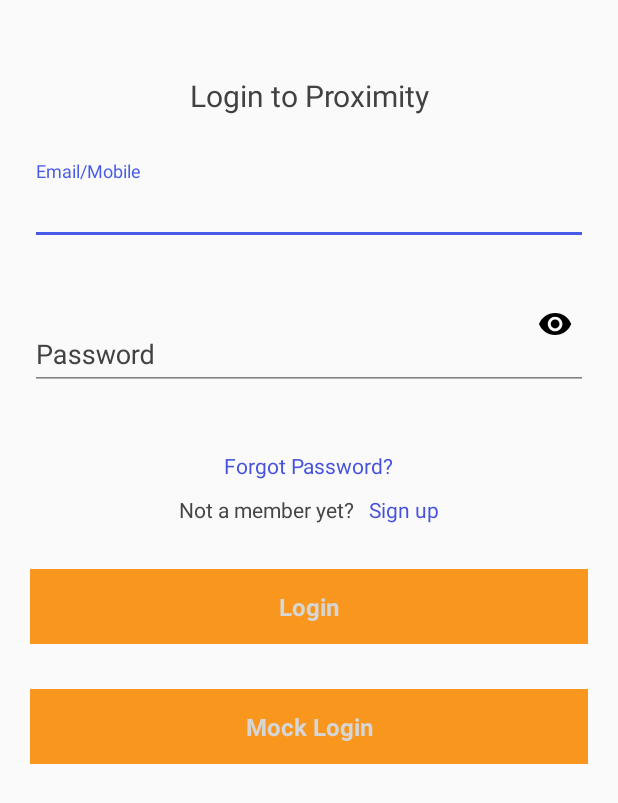
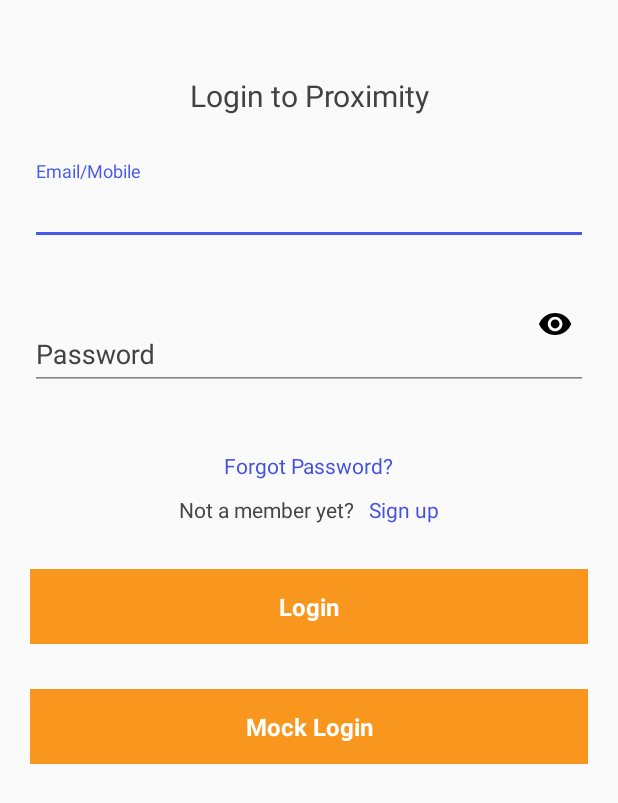
Before and after one commit to brewideas/user-prox, an Android app: the screen it shows after launch (AuthActivity), after a tap on "Login", on a phone screen of 412 x 824 dp. Shown: the top 803 px of the screen. Run offline under Robolectric (Android 15) with nearby library versions, the phone set to English and light mode, and no system bars; 1 other tap on this screen came first.

Commit message:
Removing build err

```diff
--- a/app/src/main/res/layout/activity_add_guest.xml
+++ b/app/src/main/res/layout/activity_add_guest.xml
@@ -40,7 +40,7 @@
                     android:layout_toRightOf="@id/back_btn"
                     android:padding="10dp"
                     android:text="@string/add_guest"
-                    android:textColor="@color/white"
+                    android:textColor="@color/textColor"
                     android:textSize="18sp"
                     android:textStyle="bold" />
             </RelativeLayout>
--- a/app/src/main/res/layout/activity_guest_list.xml
+++ b/app/src/main/res/layout/activity_guest_list.xml
@@ -38,7 +38,7 @@
                     android:layout_toRightOf="@id/back_btn"
                     android:padding="10dp"
                     android:text="@string/guest_list"
-                    android:textColor="@color/white"
+                    android:textColor="@color/textColor"
                     android:textSize="18sp"
                     android:textStyle="bold" />
             </RelativeLayout>
--- a/app/src/main/res/layout/add_parking_bottom_sheet.xml
+++ b/app/src/main/res/layout/add_parking_bottom_sheet.xml
@@ -205,7 +205,7 @@
         android:background="@color/buttonColor"
         android:gravity="center"
         android:text="@string/proceed"
-        android:textColor="@color/white"
+        android:textColor="@color/textColor"
         android:textSize="@dimen/font_size"
         android:textStyle="bold" />
 
--- a/app/src/main/res/layout/forgot_password_fragment.xml
+++ b/app/src/main/res/layout/forgot_password_fragment.xml
@@ -55,7 +55,7 @@
         android:background="@color/buttonColor"
         android:gravity="center"
         android:text="@string/submit"
-        android:textColor="@color/white"
+        android:textColor="@color/textColor"
         android:textSize="@dimen/font_size"
         android:textStyle="bold" />
 </LinearLayout>
--- a/app/src/main/res/layout/login_fragment.xml
+++ b/app/src/main/res/layout/login_fragment.xml
@@ -109,7 +109,7 @@
         android:background="@color/buttonColor"
         android:gravity="center"
         android:text="@string/login"
-        android:textColor="@color/white"
+        android:textColor="@color/textColor"
         android:textSize="@dimen/font_size"
         android:textStyle="bold" />
 
@@ -124,7 +124,7 @@
         android:background="@color/buttonColor"
         android:gravity="center"
         android:text="@string/mock_login"
-        android:textColor="@color/white"
+        android:textColor="@color/textColor"
         android:textSize="16sp"
         android:textStyle="bold" />
 
--- a/app/src/main/res/layout/show_qr_activity.xml
+++ b/app/src/main/res/layout/show_qr_activity.xml
@@ -2,7 +2,7 @@
 <LinearLayout xmlns:android="http://schemas.android.com/apk/res/android"
     android:layout_width="match_parent"
     android:layout_height="match_parent"
-    android:background="@android:color/white"
+    android:background="@color/textColor"
     android:orientation="vertical">
 
     <android.support.v7.widget.Toolbar
--- a/app/src/main/res/values/styles.xml
+++ b/app/src/main/res/values/styles.xml
@@ -3,7 +3,7 @@
     <!-- Base application theme. -->
     <style name="AppTheme" parent="Theme.AppCompat.Light.NoActionBar">
         <!-- Customize your theme here. -->
-        <item name="android:windowBackground">@color/white</item>
+        <item name="android:windowBackground">@color/textColor</item>
         <item name="colorPrimary">@color/colorPrimary</item>
         <item name="colorPrimaryDark">@color/colorPrimaryDark</item>
         <item name="colorAccent">@color/colorAccent</item>
@@ -11,7 +11,7 @@
     </style>
 
     <style name="MyActionBarTheme" parent="Theme.AppCompat.Light">
-        <item name="android:background">@color/white</item>
+        <item name="android:background">@color/textColor</item>
     </style>
 
     <!-- InfiusSynergy application theme. -->
```
